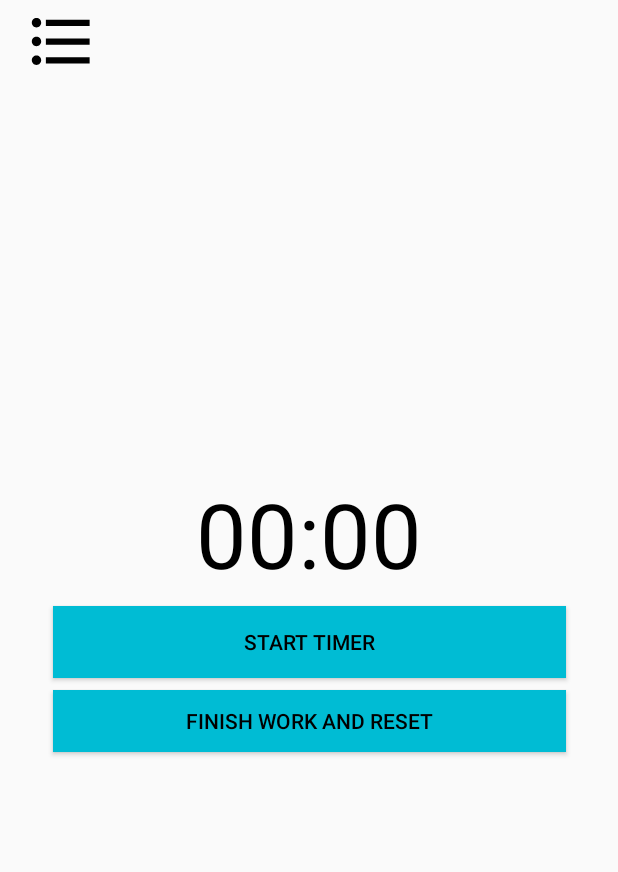
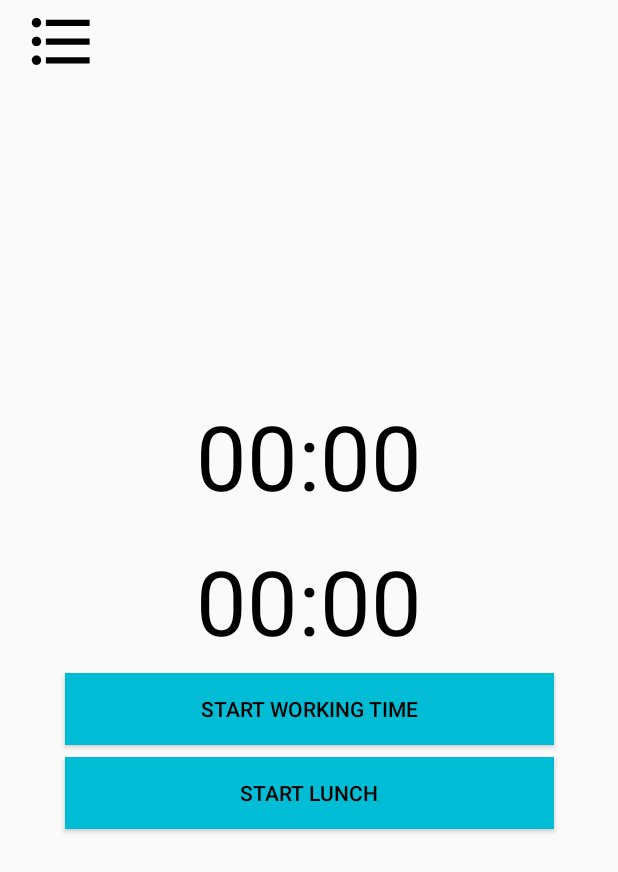
Before and after one commit to EricSumStu/August19, an Android app: the layout activity_main.xml on its own in the app's theme, with its tools: preview values and no code run, on a phone screen of 412 x 824 dp. Shown: the top 872 px of the screen. Run offline under Robolectric (Android 15) with nearby library versions, the phone set to English and light mode, and no system bars.

Commit message:
Start Lunch Button starts lunch timer on same screen

```diff
--- a/TrackMyHours/app/src/main/res/layout/activity_main.xml
+++ b/TrackMyHours/app/src/main/res/layout/activity_main.xml
@@ -12,8 +12,8 @@
 
     <LinearLayout
 
-        android:layout_width="358dp"
-        android:layout_height="202dp"
+        android:layout_width="342dp"
+        android:layout_height="443dp"
         android:layout_marginBottom="8dp"
         android:gravity="center"
         android:orientation="vertical"
@@ -24,7 +24,20 @@
         app:layout_constraintTop_toTopOf="parent">
 
         <Chronometer
-            android:id="@+id/chronometer"
+        android:id="@+id/chronometer"
+        android:layout_width="wrap_content"
+        android:layout_height="wrap_content"
+        android:layout_marginStart="8dp"
+        android:layout_marginLeft="8dp"
+        android:layout_marginTop="8dp"
+        android:layout_marginEnd="8dp"
+        android:layout_marginRight="8dp"
+        android:layout_marginBottom="8dp"
+        android:textColor="@android:color/black"
+        android:textSize="60sp" />
+
+        <Chronometer
+            android:id="@+id/lunchChronometer"
             android:layout_width="wrap_content"
             android:layout_height="wrap_content"
             android:layout_marginStart="8dp"
@@ -60,7 +73,7 @@
             android:layout_marginRight="8dp"
             android:layout_marginBottom="8dp"
             android:background="#00BCD4"
-            android:onClick="resetChronometer"
+            android:onClick="lunchButtonHandler"
             android:text="@string/finish_work_text"
             android:textColor="@android:color/black"
             android:visibility="invisible"
--- a/TrackMyHours/app/src/main/res/values/strings.xml
+++ b/TrackMyHours/app/src/main/res/values/strings.xml
@@ -1,7 +1,7 @@
 <resources>
     <string name="app_name">TrackMyHours</string>
-    <string name="StartButtonText">Start Timer</string>
-    <string name="finish_work_text">Finish Work and Reset</string>
+    <string name="StartButtonText">Start Working Time</string>
+    <string name="finish_work_text">Start Lunch</string>
     <string name="noOfDays">Number of days:</string>
     <string name="workingHours"><u>Working hours</u></string>
 
```
Also changed, not shown: TrackMyHours/app/src/main/java/com/example/trackmyhours/MainActivity.java (+75 -14 lines).
